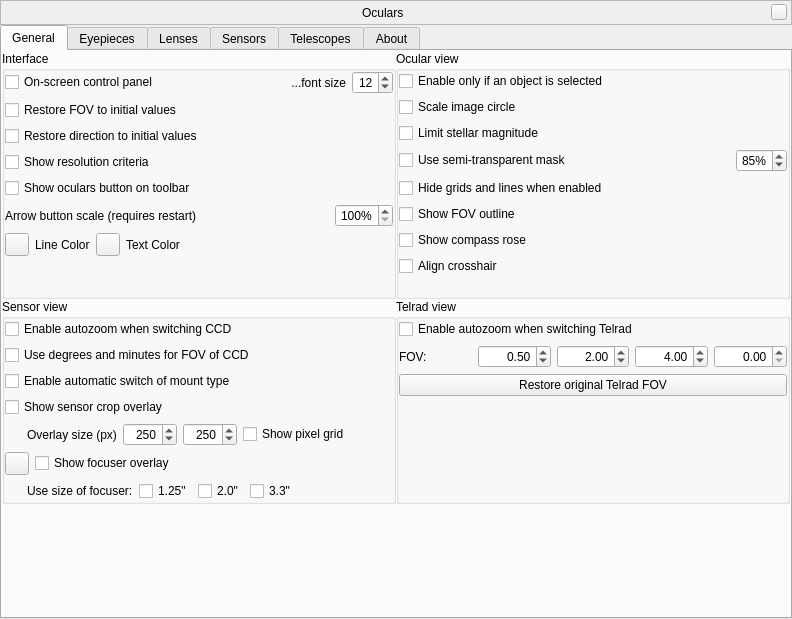
Qt form plugins/Oculars/src/gui/ocularDialog.ui (519984307/stellarium_src) before a commit.
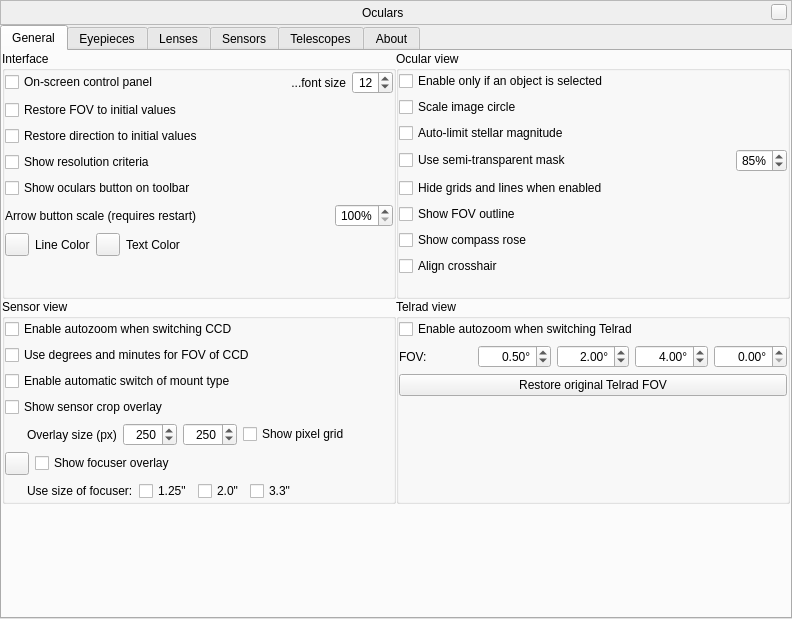
The same form after that commit. Icons and pictures are not drawn. Custom widgets are drawn as their Qt base class.

Commit message:
Oculars: Better handling of manual and auto limit (Fix #400) (#1285)
* Oculars: Better handling of auto-computed or manually set limiting magnitudes
- Also improved some tooltips
- harmonized .ini names
- small cleanups

Patch:
```diff
--- a/plugins/Oculars/src/gui/ocularDialog.ui
+++ b/plugins/Oculars/src/gui/ocularDialog.ui
@@ -466,7 +466,7 @@
                 <string>Apply limits stellar magnitude for different apertures of telescopes</string>
                </property>
                <property name="text">
-                <string>Limit stellar magnitude</string>
+                <string>Auto-limit stellar magnitude</string>
                </property>
               </widget>
              </item>
@@ -851,6 +851,9 @@
                  <property name="alignment">
                   <set>Qt::AlignRight|Qt::AlignTrailing|Qt::AlignVCenter</set>
                  </property>
+                 <property name="suffix">
+                  <string notr="true">°</string>
+                 </property>
                  <property name="minimum">
                   <double>0.000000000000000</double>
                  </property>
@@ -885,6 +888,9 @@
                  <property name="alignment">
                   <set>Qt::AlignRight|Qt::AlignTrailing|Qt::AlignVCenter</set>
                  </property>
+                 <property name="suffix">
+                  <string notr="true">°</string>
+                 </property>
                  <property name="minimum">
                   <double>0.000000000000000</double>
                  </property>
@@ -919,6 +925,9 @@
                  <property name="alignment">
                   <set>Qt::AlignRight|Qt::AlignTrailing|Qt::AlignVCenter</set>
                  </property>
+                 <property name="suffix">
+                  <string notr="true">°</string>
+                 </property>
                  <property name="minimum">
                   <double>0.000000000000000</double>
                  </property>
@@ -953,8 +962,11 @@
                  <property name="alignment">
                   <set>Qt::AlignRight|Qt::AlignTrailing|Qt::AlignVCenter</set>
                  </property>
+                 <property name="suffix">
+                  <string notr="true">°</string>
+                 </property>
                  <property name="maximum">
-                  <double>28.000000000000000</double>
+                  <double>30.000000000000000</double>
                  </property>
                  <property name="singleStep">
                   <double>0.100000000000000</double>
```
Left out of the diff: 7 changed lines with no effect on the pictures. The commit also changes 5 other files.
